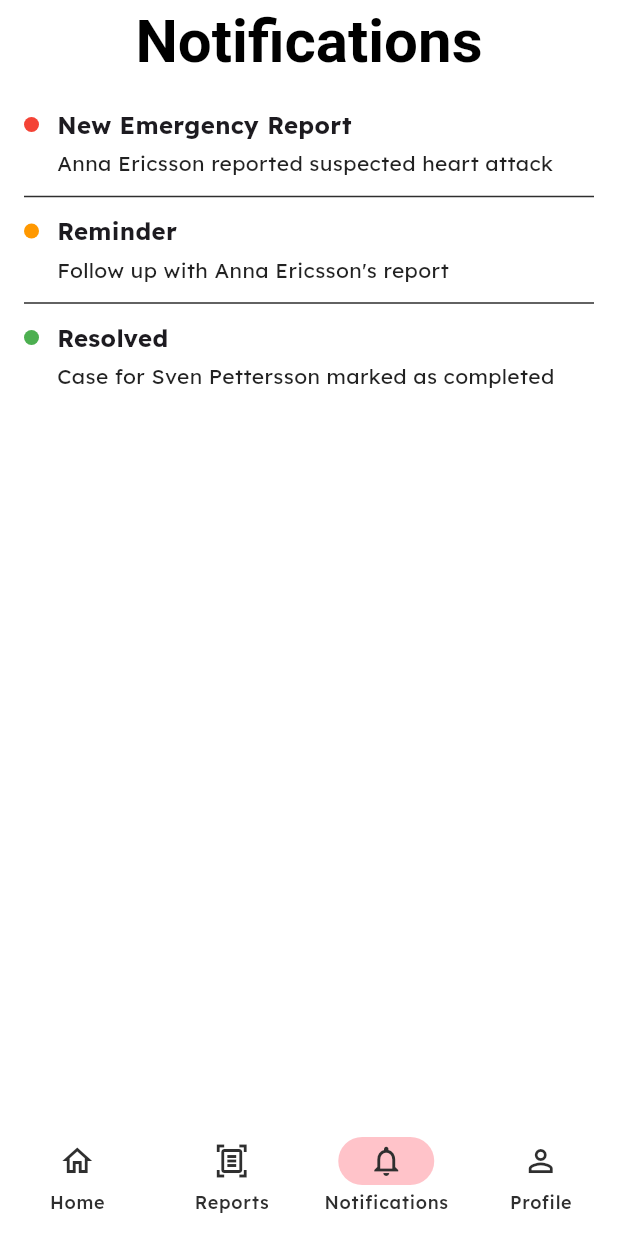
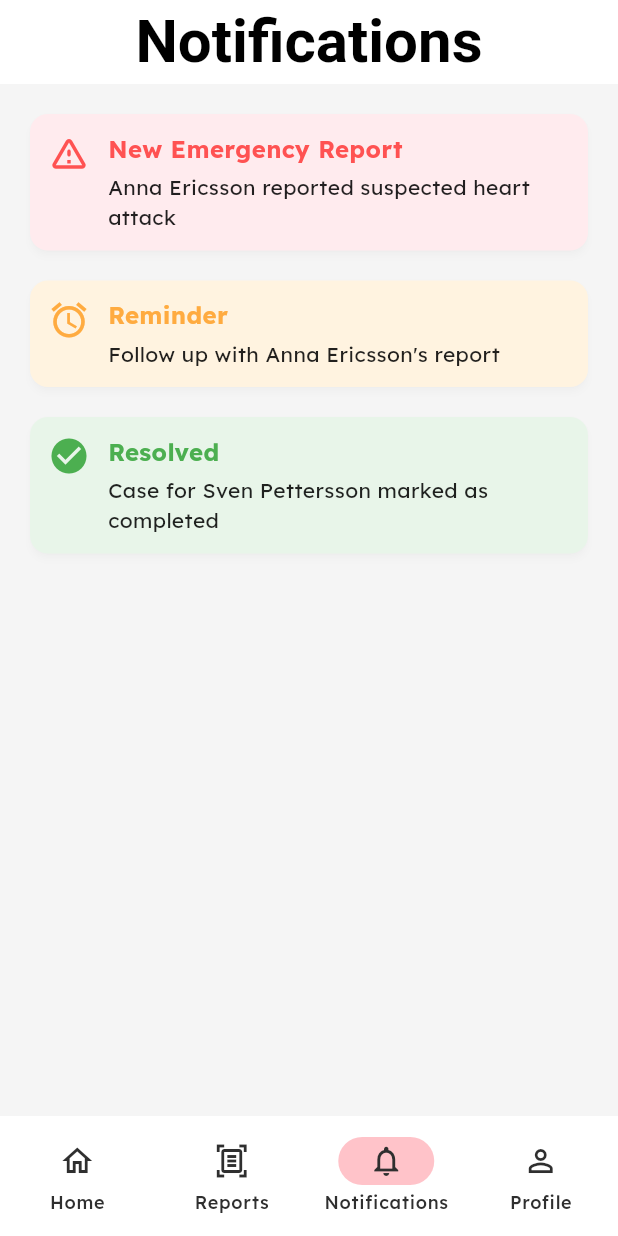
Before and after one commit to JonatanLindh/MediCall, a Flutter app: the DoctorNotificationsScreen screen opened by its route, on a phone screen of 412 x 824 dp. Run offline on Flutter 3.47's test engine with Material 3 defaults, Android fonts, the phone set to English and light mode, and no system bars; our stand-ins replace bloc, equatable, flutter_bloc, flutter_hooks, geolocator, go_router and 1 more; missing offline and left inert: flutter_webrtc, livekit_client.

Commit message:
Profile UI overhaul and notification improvements

```diff
--- a/app/lib/screens/doctor/notifications/view/doctor_notifications_screen.dart
+++ b/app/lib/screens/doctor/notifications/view/doctor_notifications_screen.dart
@@ -26,11 +26,11 @@ class DoctorNotificationsScreen extends StatelessWidget {
     ];
 
     return Scaffold(
-      backgroundColor: Colors.white,
       appBar: AppBar(
         title: const Text('Notifications'),
         centerTitle: true,
         elevation: 0,
+        backgroundColor: Colors.white,
         foregroundColor: Colors.black,
       ),
       body: ListView.separated(
@@ -40,8 +40,9 @@ class DoctorNotificationsScreen extends StatelessWidget {
           final item = notifications[index];
           return NotificationItem(item: item);
         },
-        separatorBuilder: (_, __) => const Divider(height: 24),
+        separatorBuilder: (_, __) => const SizedBox(height: 12),
       ),
+      backgroundColor: Colors.grey[100],
     );
   }
 }
--- a/app/lib/screens/doctor/notifications/view/notification_item.dart
+++ b/app/lib/screens/doctor/notifications/view/notification_item.dart
@@ -1,35 +1,60 @@
 import 'package:flutter/material.dart';
-import 'package:medicall/screens/doctor/notifications/view/notification_model.dart';
+import 'notification_model.dart';
 
 class NotificationItem extends StatelessWidget {
   const NotificationItem({required this.item, super.key});
 
   final NotificationModel item;
 
-  Color getDotColor(NotificationStatus status) {
+  IconData getIcon(NotificationStatus status) {
     switch (status) {
       case NotificationStatus.emergency:
-        return Colors.red;
+        return Icons.warning_amber_rounded;
       case NotificationStatus.reminder:
-        return Colors.orange;
+        return Icons.alarm;
+      case NotificationStatus.resolved:
+        return Icons.check_circle;
+    }
+  }
+
+  Color getColor(NotificationStatus status) {
+    switch (status) {
+      case NotificationStatus.emergency:
+        return Colors.redAccent;
+      case NotificationStatus.reminder:
+        return Colors.orangeAccent;
       case NotificationStatus.resolved:
         return Colors.green;
     }
   }
 
+  Color getBackground(NotificationStatus status) {
+    switch (status) {
+      case NotificationStatus.emergency:
+        return Colors.red.shade50;
+      case NotificationStatus.reminder:
+        return Colors.orange.shade50;
+      case NotificationStatus.resolved:
+        return Colors.green.shade50;
+    }
+  }
+
   @override
   Widget build(BuildContext context) {
-    return Row(
+    return Card(
+      elevation: 2,
+      shadowColor: Colors.black12,
+      color: getBackground(item.status),
+      shape: RoundedRectangleBorder(borderRadius: BorderRadius.circular(12)),
+      child: Padding(
+        padding: const EdgeInsets.all(12.0),
+        child: Row(
           crossAxisAlignment: CrossAxisAlignment.start,
           children: [
-        Container(
-          margin: const EdgeInsets.only(top: 6),
-          width: 10,
-          height: 10,
-          decoration: BoxDecoration(
-            color: getDotColor(item.status),
-            shape: BoxShape.circle,
-          ),
+            Icon(
+              getIcon(item.status),
+              size: 28,
+              color: getColor(item.status),
             ),
             const SizedBox(width: 12),
             Expanded(
@@ -38,9 +63,10 @@ class NotificationItem extends StatelessWidget {
                 children: [
                   Text(
                     item.title,
-                style: const TextStyle(
+                    style: TextStyle(
                       fontWeight: FontWeight.bold,
                       fontSize: 16,
+                      color: getColor(item.status),
                     ),
                   ),
                   const SizedBox(height: 4),
@@ -52,6 +78,8 @@ class NotificationItem extends StatelessWidget {
               ),
             ),
           ],
+        ),
+      ),
     );
   }
 }
```
Also changed, not shown: app/lib/screens/doctor/profile/view/doctor_profile_screen.dart (+153 -0 lines), 8 other files. Lines whose indentation alone changed are shown as unchanged.
